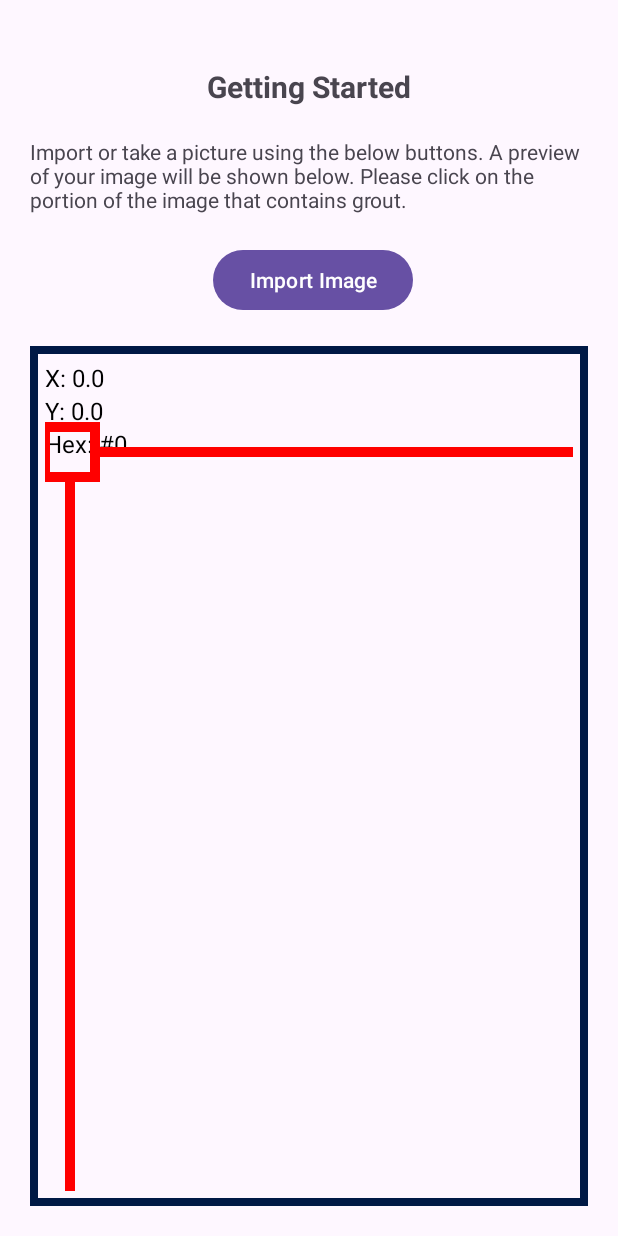
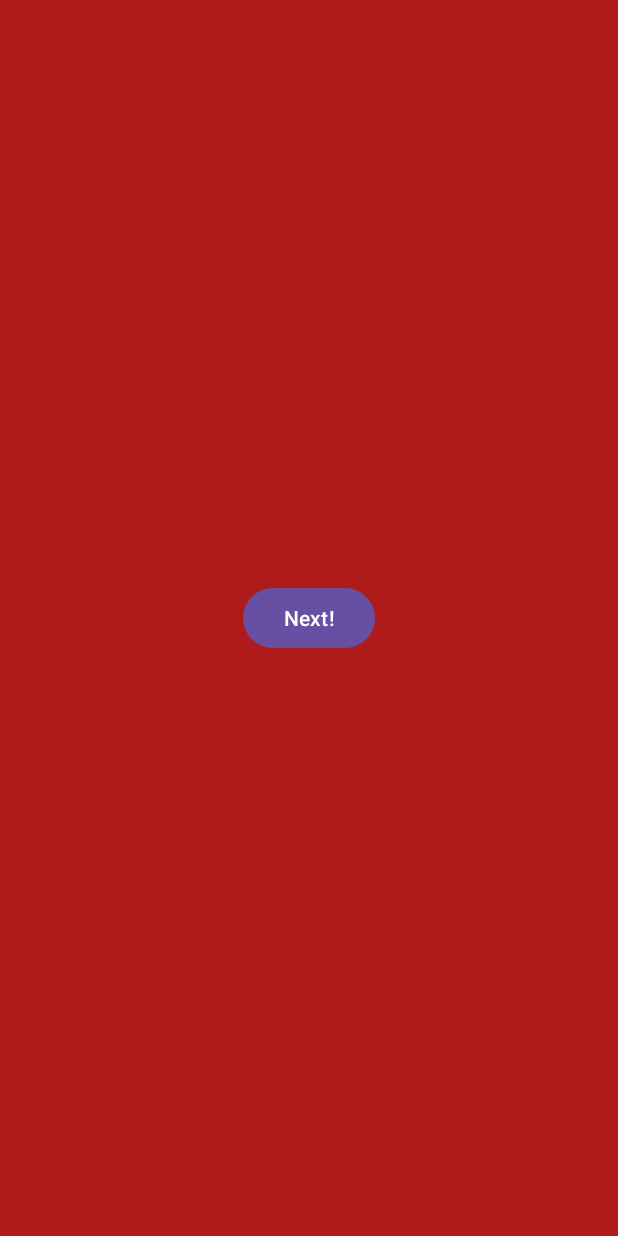
Before and after one commit to Daltz333/COSC-481W, an Android app: the screen it shows after launch (MainActivity), on a phone screen of 412 x 824 dp. Run offline under Robolectric (Android 15) with nearby library versions, the phone set to English and light mode, and no system bars.

Commit message:
Working navigation

```diff
--- /dev/null
+++ b/api/project/src/main/java/edu/cosc481w/project/database/DatabaseUtil.java
@@ -0,0 +1,5 @@
+package edu.cosc481w.project.database;
+
+public class DatabaseUtil {
+
+}
--- a/api/project/src/main/java/edu/cosc481w/project/service/ColorsService.java
+++ b/api/project/src/main/java/edu/cosc481w/project/service/ColorsService.java
@@ -20,8 +20,12 @@ import lombok.extern.slf4j.Slf4j;
 @Slf4j
 public class ColorsService {
 
+   private ColorsRepository colorsRepository;
+
    @Autowired
-   private ColorsRepository colorsRepository;
+   public ColorsService(ColorsRepository colorsRepository) {
+      this.colorsRepository = colorsRepository;
+   }
 
    public List<ColorsDto> getAll() {
       List<ColorsDto> listColors = colorsRepository.findAll()
--- /dev/null
+++ b/app/src/main/java/edu/emich/tilere/IntroFragment.java
@@ -0,0 +1,73 @@
+package edu.emich.tilere;
+
+import android.os.Bundle;
+
+import androidx.fragment.app.Fragment;
+import androidx.navigation.fragment.NavHostFragment;
+
+import android.view.LayoutInflater;
+import android.view.View;
+import android.view.ViewGroup;
+import android.widget.Button;
+
+/**
+ * A simple {@link Fragment} subclass.
+ * Use the {@link IntroFragment#newInstance} factory method to
+ * create an instance of this fragment.
+ */
+public class IntroFragment extends Fragment {
+
+    // TODO: Rename parameter arguments, choose names that match
+    // the fragment initialization parameters, e.g. ARG_ITEM_NUMBER
+    private static final String ARG_PARAM1 = "param1";
+    private static final String ARG_PARAM2 = "param2";
+
+    // TODO: Rename and change types of parameters
+    private String mParam1;
+    private String mParam2;
+
+    public IntroFragment() {
+        // Required empty public constructor
+    }
+
+    /**
+     * Use this factory method to create a new instance of
+     * this fragment using the provided parameters.
+     *
+     * @param param1 Parameter 1.
+     * @param param2 Parameter 2.
+     * @return A new instance of fragment IntroFragment.
+     */
+    // TODO: Rename and change types and number of parameters
+    public static IntroFragment newInstance(String param1, String param2) {
+        IntroFragment fragment = new IntroFragment();
+        Bundle args = new Bundle();
+        args.putString(ARG_PARAM1, param1);
+        args.putString(ARG_PARAM2, param2);
+        fragment.setArguments(args);
+        return fragment;
+    }
+
+    @Override
+    public void onCreate(Bundle savedInstanceState) {
+        super.onCreate(savedInstanceState);
+        if (getArguments() != null) {
+            mParam1 = getArguments().getString(ARG_PARAM1);
+            mParam2 = getArguments().getString(ARG_PARAM2);
+        }
+    }
+
+    @Override
+    public View onCreateView(LayoutInflater inflater, ViewGroup container,
+                             Bundle savedInstanceState) {
+        // Inflate the layout for this fragment
+        View view = inflater.inflate(R.layout.fragment_intro, container, false);
+        try {
+            Button button = (Button) view.findViewById(R.id.nextButton);
+            button.setOnClickListener(args -> {
+                NavHostFragment.findNavController(this).navigate(R.id.colorPickerFragment);
+            });
+        } catch (Exception ignored) {}
+        return view;
+    }
+}
--- a/app/src/main/res/layout/activity_main.xml
+++ b/app/src/main/res/layout/activity_main.xml
@@ -5,66 +5,15 @@
     android:layout_width="match_parent"
     android:layout_height="match_parent"
     tools:context=".MainActivity">
-
-    <Button
-        android:id="@+id/importImageButton"
-        android:layout_width="wrap_content"
-        android:layout_height="wrap_content"
-        android:layout_marginTop="20dp"
-        android:onClick="startImportImageIntent"
-        android:text="Import Image"
-        app:layout_constraintEnd_toEndOf="parent"
-        app:layout_constraintHorizontal_bias="0.509"
-        app:layout_constraintStart_toStartOf="parent"
-        app:layout_constraintTop_toBottomOf="@+id/instructionsDescription" />
-
-    <TextView
-        android:id="@+id/gettingStarted"
-        android:layout_width="wrap_content"
-        android:layout_height="wrap_content"
-        android:layout_marginTop="44dp"
-        android:text="Getting Started"
-        android:textSize="20sp"
-        android:textStyle="bold"
-        app:layout_constraintEnd_toEndOf="parent"
-        app:layout_constraintStart_toStartOf="parent"
-        app:layout_constraintTop_toTopOf="parent" />
-
-    <TextView
-        android:id="@+id/instructionsDescription"
-        android:layout_width="0dp"
-        android:layout_height="wrap_content"
-        android:layout_marginLeft="20dp"
-        android:layout_marginRight="20dp"
-        android:layout_marginTop="20dp"
-        android:text="Import or take a picture using the below buttons. A preview of your image will be shown below. Please click on the portion of the image that contains grout."
-        app:layout_constraintEnd_toEndOf="parent"
-        app:layout_constraintHorizontal_bias="0.498"
-        app:layout_constraintStart_toStartOf="parent"
-        app:layout_constraintTop_toBottomOf="@+id/gettingStarted" />
-
-    <androidx.constraintlayout.widget.ConstraintLayout
-        android:layout_width="0dp"
-        android:layout_height="0dp"
-        android:layout_marginStart="20dp"
-        android:layout_marginTop="20dp"
-        android:layout_marginEnd="20dp"
-        android:layout_marginBottom="20dp"
-        android:background="@drawable/colorpicker_border"
-        android:padding="10dp"
-        app:layout_constraintBottom_toBottomOf="parent"
-        app:layout_constraintEnd_toEndOf="parent"
-        app:layout_constraintStart_toStartOf="parent"
-        app:layout_constraintTop_toBottomOf="@+id/importImageButton">
-
-        <edu.emich.tilere.colorpicker.ColorPicker
-            android:id="@+id/colorPicker"
-            android:layout_width="0dp"
-            android:layout_height="0dp"
-            app:layout_constraintBottom_toBottomOf="parent"
-            app:layout_constraintEnd_toEndOf="parent"
-            app:layout_constraintStart_toStartOf="parent"
-            app:layout_constraintTop_toTopOf="parent" />
-    </androidx.constraintlayout.widget.ConstraintLayout>
+    <androidx.fragment.app.FragmentContainerView
+        android:id="@+id/fragmentContainerView"
+        android:name="androidx.navigation.fragment.NavHostFragment"
+        android:layout_width="match_parent"
+        android:layout_height="match_parent"
+        android:background="#AF1B1B"
+        app:navGraph="@navigation/nav_graph"
+        app:defaultNavHost="true"
+        tools:layout_editor_absoluteX="30dp"
+        tools:layout_editor_absoluteY="242dp" />
 
 </androidx.constraintlayout.widget.ConstraintLayout>
--- /dev/null
+++ b/app/src/main/res/layout/fragment_intro.xml
@@ -0,0 +1,26 @@
+<?xml version="1.0" encoding="utf-8"?>
+<FrameLayout xmlns:android="http://schemas.android.com/apk/res/android"
+    xmlns:app="http://schemas.android.com/apk/res-auto"
+    xmlns:tools="http://schemas.android.com/tools"
+    android:layout_width="match_parent"
+    android:layout_height="match_parent"
+    tools:context=".IntroFragment">
+
+    <!-- TODO: Update blank fragment layout -->
+
+    <androidx.constraintlayout.widget.ConstraintLayout
+        android:layout_width="match_parent"
+        android:layout_height="match_parent">
+
+        <Button
+            android:id="@+id/nextButton"
+            android:layout_width="wrap_content"
+            android:layout_height="wrap_content"
+            android:text="Next!"
+            app:layout_constraintBottom_toBottomOf="parent"
+            app:layout_constraintEnd_toEndOf="parent"
+            app:layout_constraintStart_toStartOf="parent"
+            app:layout_constraintTop_toTopOf="parent" />
+    </androidx.constraintlayout.widget.ConstraintLayout>
+
+</FrameLayout>
--- /dev/null
+++ b/app/src/main/res/navigation/nav_graph.xml
@@ -0,0 +1,22 @@
+<?xml version="1.0" encoding="utf-8"?>
+<navigation xmlns:android="http://schemas.android.com/apk/res/android"
+    xmlns:app="http://schemas.android.com/apk/res-auto"
+    xmlns:tools="http://schemas.android.com/tools"
+    android:id="@+id/nav_graph"
+    app:startDestination="@id/introFragment">
+
+    <fragment
+        android:id="@+id/introFragment"
+        android:name="edu.emich.tilere.IntroFragment"
+        android:label="fragment_intro"
+        tools:layout="@layout/fragment_intro" >
+        <action
+            android:id="@+id/action_introFragment_to_colorPickerFragment"
+            app:destination="@id/colorPickerFragment" />
+    </fragment>
+    <fragment
+        android:id="@+id/colorPickerFragment"
+        android:name="edu.emich.tilere.ColorPickerFragment"
+        android:label="fragment_color_picker"
+        tools:layout="@layout/fragment_color_picker" />
+</navigation>
--- a/app/src/main/res/values/strings.xml
+++ b/app/src/main/res/values/strings.xml
@@ -1,3 +1,5 @@
 <resources>
     <string name="app_name">TileRE</string>
+    <!-- TODO: Remove or change this placeholder text -->
+    <string name="hello_blank_fragment">Hello blank fragment</string>
 </resources>
```
Also changed, not shown: app/build.gradle (+9 -3 lines), app/src/main/java/edu/emich/tilere/ColorPickerFragment.java (added, +64 -0 lines), app/src/main/res/layout/fragment_color_picker.xml (added, +71 -0 lines), 1 other file.
